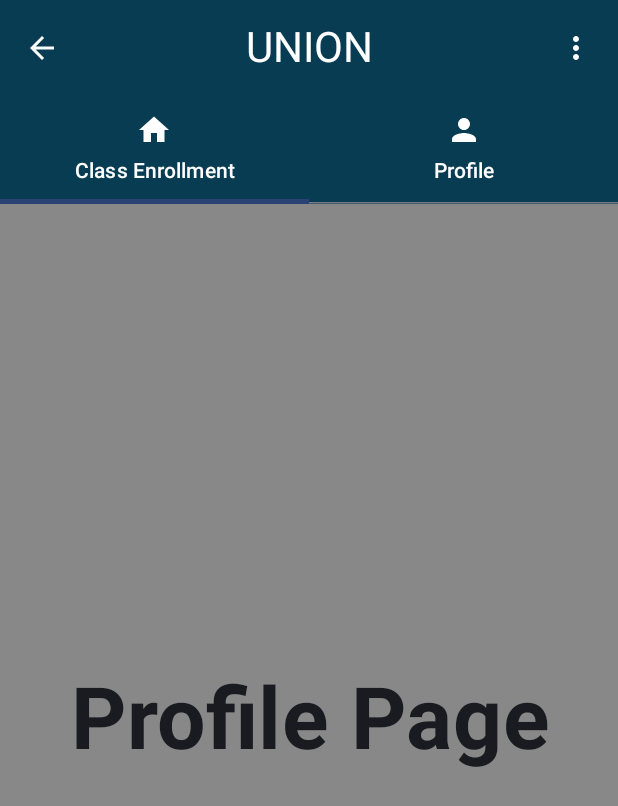
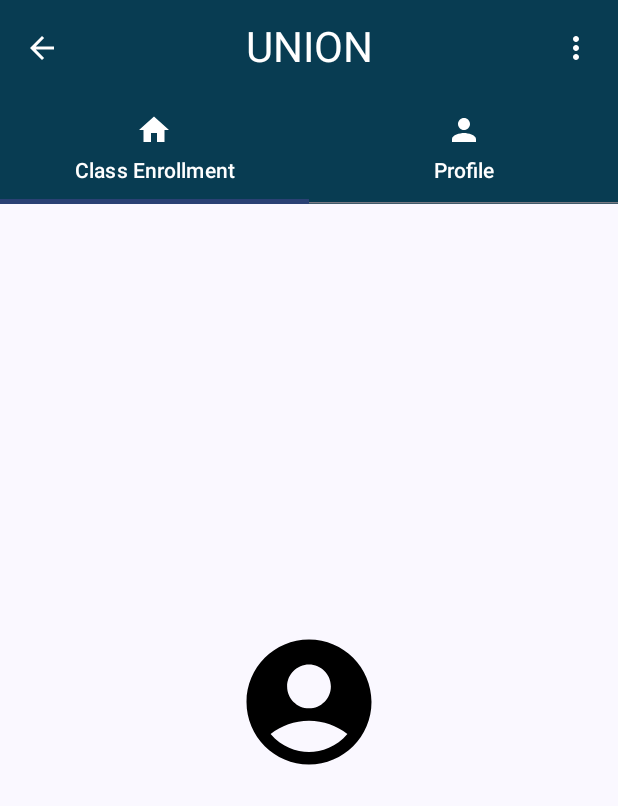
Before and after one commit to Alfarosc/IF570MidtermProject, an Android app built with Jetpack Compose: the composable HomePage called with empty values, tab 2 chosen, on a phone screen of 412 x 824 dp. Shown: the top 806 px of the screen. Run offline under Robolectric (Android 15) with nearby library versions, the phone set to English and light mode, and no system bars.

Commit message:
fix: profile page

```diff
--- a/app/src/main/java/com/example/if570_lab_uts_alfarizkyoscandar_00000058407/pages/HomePage.kt
+++ b/app/src/main/java/com/example/if570_lab_uts_alfarizkyoscandar_00000058407/pages/HomePage.kt
@@ -92,15 +92,6 @@ fun HomePage(navController: NavHostController, name: String) {
                             )
                         }
                     },
-//                    actions = {
-//                        IconButton(onClick = { null }) {
-//                            Icon(
-//                                imageVector = Icons.Filled.MoreVert,
-//                                contentDescription = "Localized description",
-//                                tint = Color.White,
-//                            )
-//                        }
-//                    },
                     actions = {
                         Box{
                             IconButton(onClick = { expanded = true }) {
@@ -153,15 +144,15 @@ fun HomePage(navController: NavHostController, name: String) {
 
         },
     ) { innerPadding ->
-        ScrollContent(innerPadding,tabIndex, navController)
+        ScrollContent(innerPadding,navController, name)
     }
 }
 
 @Composable
 fun ScrollContent(
     innerPadding: PaddingValues,
-    tabIndex: Int,
-    navController: NavHostController
+    navController: NavHostController,
+    name: String
 ) {
 
 //        // TODO: Add content here
@@ -175,7 +166,10 @@ fun ScrollContent(
                 ClassEnrollmentPage()
             }
             composable(route = Pagees.ProfilePage.name) {
-                ProfilePage()
+                ProfilePage(name)
+            }
+            composable("login") {
+                LoginPage(navController)
             }
         }
 }
--- a/app/src/main/java/com/example/if570_lab_uts_alfarizkyoscandar_00000058407/pages/ProfilePage.kt
+++ b/app/src/main/java/com/example/if570_lab_uts_alfarizkyoscandar_00000058407/pages/ProfilePage.kt
@@ -1,8 +1,19 @@
 package com.example.if570_lab_uts_alfarizkyoscandar_00000058407.pages
 
 import androidx.compose.foundation.background
+import androidx.compose.foundation.layout.Arrangement
 import androidx.compose.foundation.layout.Box
+import androidx.compose.foundation.layout.Column
 import androidx.compose.foundation.layout.fillMaxSize
+import androidx.compose.foundation.layout.padding
+import androidx.compose.foundation.layout.size
+import androidx.compose.material.icons.Icons
+import androidx.compose.material.icons.filled.AccountCircle
+import androidx.compose.material.icons.filled.Home
+import androidx.compose.material.icons.filled.MoreVert
+import androidx.compose.material.icons.filled.Person
+import androidx.compose.material3.Icon
+import androidx.compose.material3.MaterialTheme
 import androidx.compose.material3.Text
 import androidx.compose.runtime.Composable
 import androidx.compose.ui.Alignment
@@ -11,24 +22,36 @@ import androidx.compose.ui.graphics.Color
 import androidx.compose.ui.text.font.FontFamily
 import androidx.compose.ui.text.font.FontWeight
 import androidx.compose.ui.text.style.TextAlign
+import androidx.compose.ui.tooling.preview.Preview
+import androidx.compose.ui.tooling.preview.PreviewParameter
+import androidx.compose.ui.unit.dp
 import androidx.compose.ui.unit.sp
 import androidx.navigation.NavHostController
 
-//@Preview
+@Preview
 @Composable
-fun ProfilePage() {
-    Box(
+fun ProfilePage(name: String) {
+    Column(
         modifier = Modifier
             .fillMaxSize()
-            .background(Color.Gray),
-        contentAlignment = Alignment.Center,
+            .padding(vertical = 16.dp),
+        verticalArrangement = Arrangement.Center,
+        horizontalAlignment = Alignment.CenterHorizontally
     ){
+        Icon(
+            imageVector = Icons.Filled.AccountCircle,
+            contentDescription = "Localized description",
+            tint = Color.Black,
+            modifier = Modifier
+                .size(100.dp)
+        )
         Text(
-            text = "Profile Page",
-            fontSize = 57.sp,
+            text = "$name",
+            fontSize = MaterialTheme.typography.headlineSmall.fontSize,
             fontFamily = FontFamily.SansSerif,
             fontWeight = FontWeight.Bold,
             textAlign = TextAlign.Center,
         )
+
     }
 }
```
Also changed, not shown: app/src/main/java/com/example/if570_lab_uts_alfarizkyoscandar_00000058407/MainActivity.kt (+0 -12 lines).
